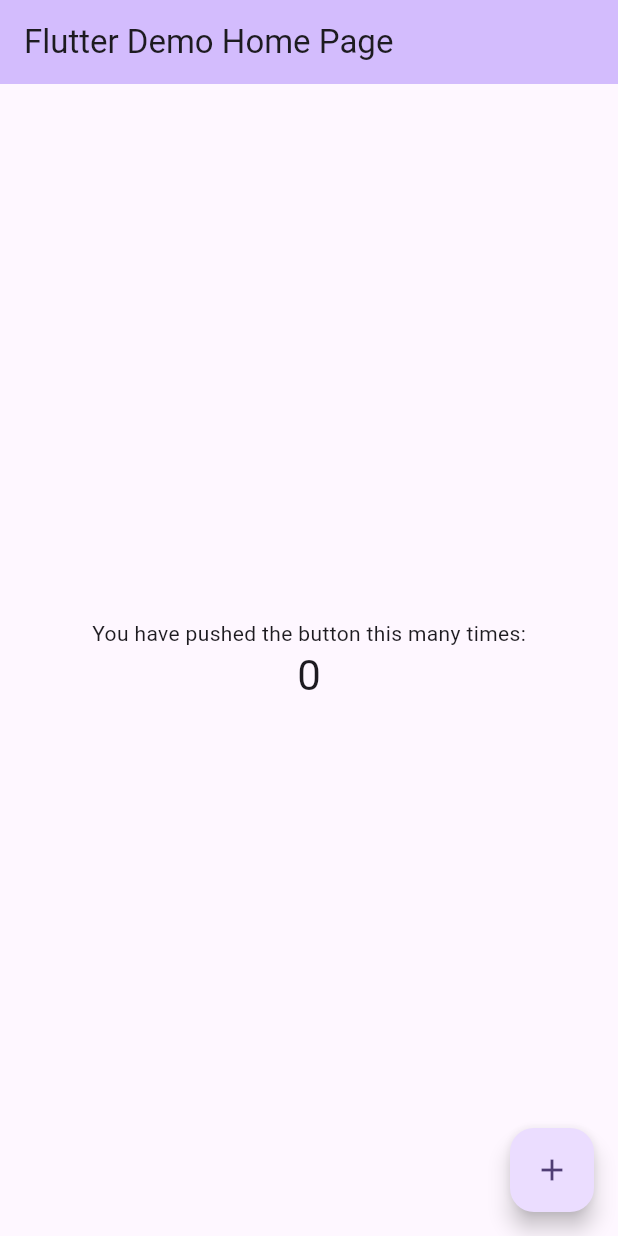
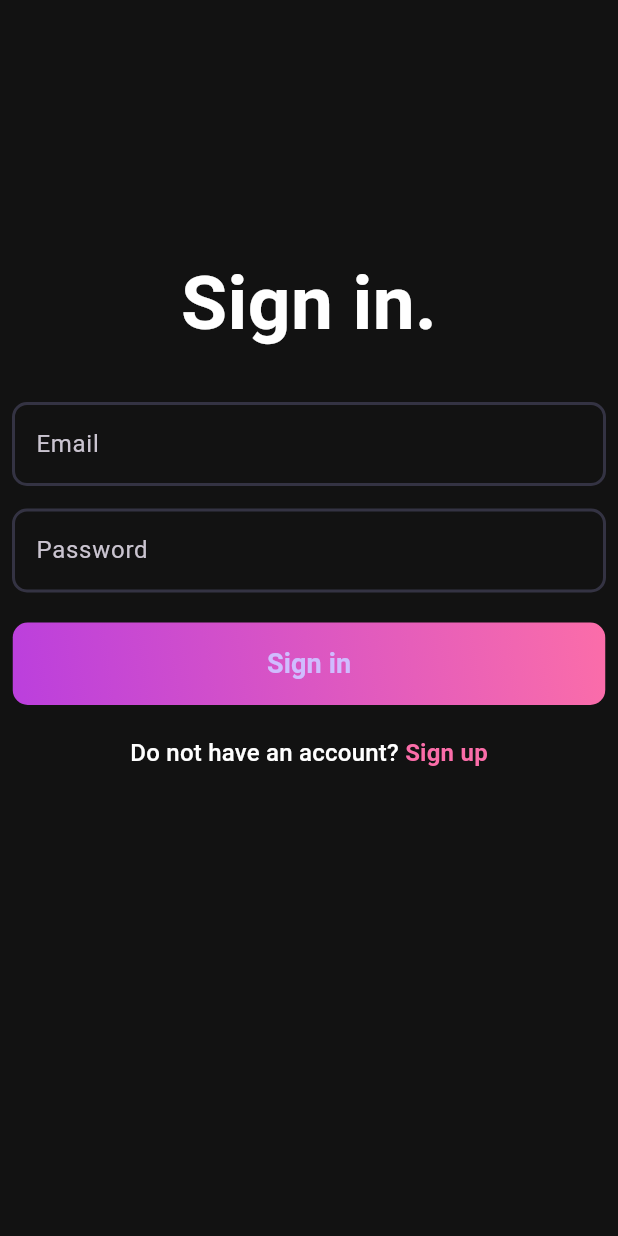
Before and after one commit to SouksavathPMS/spotify_clone, a Flutter app: the screen it shows after launch, on a phone screen of 412 x 824 dp. Run offline on Flutter 3.47's test engine with Material 3 defaults, Android fonts, the phone set to English and light mode, and no system bars; drawn by our look-alikes of flutter_form_builder; our stand-ins replace form_builder_validators, go_router, hooks_riverpod, riverpod_annotation; generated files the repository leaves out were written again.

Commit message:
Setting up the signup, signin ui and also implement router connect with riverpod

```diff
--- a/analysis_options.yaml
+++ b/analysis_options.yaml
@@ -8,6 +8,10 @@
 # The following line activates a set of recommended lints for Flutter apps,
 # packages, and plugins designed to encourage good coding practices.
 include: package:flutter_lints/flutter.yaml
+
+analyzer:
+  plugins:
+    - custom_lint
 
 linter:
   # The lint rules applied to this project can be customized in the
@@ -23,6 +27,5 @@ linter:
   rules:
     # avoid_print: false  # Uncomment to disable the `avoid_print` rule
     # prefer_single_quotes: true  # Uncomment to enable the `prefer_single_quotes` rule
-
 # Additional information about this file can be found at
 # https://dart.dev/guides/language/analysis-options
--- /dev/null
+++ b/lib/core/routers/app_router_provider.dart
@@ -0,0 +1,67 @@
+import 'package:flutter/material.dart';
+import 'package:go_router/go_router.dart';
+import 'package:riverpod_annotation/riverpod_annotation.dart';
+import 'package:spotify_clone/features/auth/views/pages/signin_page.dart';
+import 'package:spotify_clone/features/auth/views/pages/signup_page.dart';
+
+import '../../features/home/views/pages/home_screen.dart';
+
+part "app_router_provider.g.dart";
+
+@riverpod
+GoRouter appRouter(AppRouterRef ref) {
+  final GoRouter router = GoRouter(
+    debugLogDiagnostics: true,
+    initialLocation: "/${HomeScreen.routeName}",
+    redirect: (context, state) {
+      // TODO Check if the user has already loggedin or not
+      const loggedIn = false;
+      final loginloc = state.namedLocation(SigninPage.routeName);
+      final loggingIn = state.matchedLocation == loginloc;
+
+      final signupLoc = state.namedLocation(SignupPage.routeName);
+      final signingUp = state.matchedLocation == signupLoc;
+
+      // bundle the location the user is coming from into a query parameter
+      final mainloc = state.namedLocation(HomeScreen.routeName);
+      final fromloc =
+          state.matchedLocation == mainloc ? '' : state.matchedLocation;
+      if (!loggedIn) {
+        return loggingIn || signingUp
+            ? null
+            : state.namedLocation(
+                SigninPage.routeName,
+                queryParameters: {if (fromloc.isNotEmpty) 'from': fromloc},
+              );
+      }
+
+      // ignore: dead_code
+      if (loggingIn) return state.uri.queryParameters['from'] ?? mainloc;
+      return null;
+    },
+    routes: <RouteBase>[
+      GoRoute(
+        path: "/${HomeScreen.routeName}",
+        name: HomeScreen.routeName,
+        builder: (BuildContext context, GoRouterState state) {
+          return const HomeScreen();
+        },
+      ),
+      GoRoute(
+        path: "/${SigninPage.routeName}",
+        name: SigninPage.routeName,
+        builder: (BuildContext context, GoRouterState state) {
+          return const SigninPage();
+        },
+      ),
+      GoRoute(
+        path: "/${SignupPage.routeName}",
+        name: SignupPage.routeName,
+        builder: (BuildContext context, GoRouterState state) {
+          return const SignupPage();
+        },
+      ),
+    ],
+  );
+  return router;
+}
--- /dev/null
+++ b/lib/core/theme/app_pallete.dart
@@ -0,0 +1,20 @@
+import 'package:flutter/material.dart';
+
+class Pallete {
+  static const cardColor = Color.fromRGBO(30, 30, 30, 1);
+  static const greenColor = Colors.green;
+  static const subtitleText = Color(0xffa7a7a7);
+  static const inactiveBottomBarItemColor = Color(0xffababab);
+
+  static const Color backgroundColor = Color.fromRGBO(18, 18, 18, 1);
+  static const Color gradient1 = Color.fromRGBO(187, 63, 221, 1);
+  static const Color gradient2 = Color.fromRGBO(251, 109, 169, 1);
+  static const Color gradient3 = Color.fromRGBO(255, 159, 124, 1);
+  static const Color borderColor = Color.fromRGBO(52, 51, 67, 1);
+  static const Color whiteColor = Colors.white;
+  static const Color greyColor = Colors.grey;
+  static const Color errorColor = Colors.redAccent;
+  static const Color transparentColor = Colors.transparent;
+
+  static const Color inactiveSeekColor = Colors.white38;
+}
--- /dev/null
+++ b/lib/core/theme/theme.dart
@@ -0,0 +1,23 @@
+import 'package:flutter/material.dart';
+import 'package:spotify_clone/core/theme/app_pallete.dart';
+
+class AppTheme {
+  static final darkThemeMode = ThemeData.dark().copyWith(
+    scaffoldBackgroundColor: Pallete.backgroundColor,
+    inputDecorationTheme: InputDecorationTheme(
+      enabledBorder: _border(Pallete.borderColor),
+      focusedBorder: _border(Pallete.gradient2),
+    ),
+    textTheme: const TextTheme(),
+  );
+
+  static OutlineInputBorder _border(Color borderColor) {
+    return OutlineInputBorder(
+      borderRadius: BorderRadius.circular(10),
+      borderSide: BorderSide(
+        color: borderColor,
+        width: 2,
+      ),
+    );
+  }
+}
--- /dev/null
+++ b/lib/features/auth/views/pages/signin_page.dart
@@ -0,0 +1,104 @@
+import 'package:flutter/material.dart';
+import 'package:flutter_form_builder/flutter_form_builder.dart';
+import 'package:form_builder_validators/form_builder_validators.dart';
+import 'package:go_router/go_router.dart';
+import 'package:spotify_clone/core/theme/app_pallete.dart';
+import 'package:spotify_clone/features/auth/views/widgets/auth_gradient_button.dart';
+import 'package:spotify_clone/features/auth/views/widgets/custom_field.dart';
+
+import 'signup_page.dart';
+
+class SigninPage extends StatefulWidget {
+  static const routeName = "signin";
+  const SigninPage({super.key});
+
+  @override
+  State<SigninPage> createState() => _SigninPageState();
+}
+
+class _SigninPageState extends State<SigninPage> {
+  // FIXME Move this to the Notifier then we can use this as Stateless widget
+  final _formKey = GlobalKey<FormBuilderState>();
+
+  @override
+  Widget build(BuildContext context) {
+    final appBarHeight = AppBar().preferredSize.height;
+    return Scaffold(
+      body: SafeArea(
+        child: LayoutBuilder(
+          builder: (context, constraints) {
+            return SingleChildScrollView(
+              child: ConstrainedBox(
+                constraints: BoxConstraints(minHeight: constraints.maxHeight),
+                child: Padding(
+                  padding: const EdgeInsets.all(8.0),
+                  child: Column(
+                    mainAxisAlignment: MainAxisAlignment.center,
+                    children: [
+                      SizedBox(height: appBarHeight),
+                      const Text(
+                        "Sign in.",
+                        style: TextStyle(
+                          fontSize: 50,
+                          fontWeight: FontWeight.bold,
+                        ),
+                      ),
+                      const SizedBox(height: 30),
+                      FormBuilder(
+                        key: _formKey,
+                        child: Column(
+                          children: [
+                            CustomField(
+                              name: "email",
+                              hintText: "Email",
+                              validator: FormBuilderValidators.compose([
+                                FormBuilderValidators.required(),
+                                FormBuilderValidators.email(),
+                              ]),
+                            ),
+                            const SizedBox(height: 15),
+                            CustomField(
+                              name: "password",
+                              hintText: "Password",
+                              isObscureText: true,
+                              validator: FormBuilderValidators.compose([
+                                FormBuilderValidators.required(),
+                                FormBuilderValidators.minLength(8),
+                              ]),
+                            ),
+                          ],
+                        ),
+                      ),
+                      const SizedBox(height: 20),
+                      const AuthGradientButton(title: "Sign in"),
+                      const SizedBox(height: 20),
+                      GestureDetector(
+                        onTap: () => context.goNamed(SignupPage.routeName),
+                        child: RichText(
+                          text: TextSpan(
+                            text: "Do not have an account?",
+                            style: Theme.of(context).textTheme.titleMedium,
+                            children: const [
+                              TextSpan(
+                                text: " Sign up",
+                                style: TextStyle(
+                                  color: Pallete.gradient2,
+                                  fontWeight: FontWeight.bold,
+                                ),
+                              )
+                            ],
+                          ),
+                        ),
+                      ),
+                      const SizedBox(height: 200),
+                    ],
+                  ),
+                ),
+              ),
+            );
+          },
+        ),
+      ),
+    );
+  }
+}
--- /dev/null
+++ b/lib/features/auth/views/widgets/auth_gradient_button.dart
@@ -0,0 +1,46 @@
+import 'package:flutter/material.dart';
+import 'package:spotify_clone/core/theme/app_pallete.dart';
+
+class AuthGradientButton extends StatelessWidget {
+  const AuthGradientButton({
+    super.key,
+    required this.title,
+  });
+
+  final String title;
+
+  @override
+  Widget build(BuildContext context) {
+    return Container(
+      decoration: BoxDecoration(
+        borderRadius: BorderRadius.circular(10),
+        gradient: const LinearGradient(
+          colors: [
+            Pallete.gradient1,
+            Pallete.gradient2,
+          ],
+          begin: Alignment.bottomLeft,
+          end: Alignment.topRight,
+        ),
+      ),
+      child: ElevatedButton(
+        style: ElevatedButton.styleFrom(
+          fixedSize: const Size(395, 55),
+          backgroundColor: Pallete.transparentColor,
+          shadowColor: Pallete.transparentColor,
+          shape: RoundedRectangleBorder(
+            borderRadius: BorderRadius.circular(10),
+          ),
+        ),
+        child: Text(
+          title,
+          style: const TextStyle(
+            fontSize: 18,
+            fontWeight: FontWeight.w600,
+          ),
+        ),
+        onPressed: () {},
+      ),
+    );
+  }
+}
--- /dev/null
+++ b/lib/features/auth/views/widgets/custom_field.dart
@@ -0,0 +1,26 @@
+import 'package:flutter/material.dart';
+import 'package:flutter_form_builder/flutter_form_builder.dart';
+
+class CustomField extends StatelessWidget {
+  const CustomField({
+    super.key,
+    required this.name,
+    this.hintText,
+    this.isObscureText = false,
+    this.validator,
+  });
+  final String name;
+  final String? hintText;
+  final bool isObscureText;
+  final String? Function(String?)? validator;
+
+  @override
+  Widget build(BuildContext context) {
+    return FormBuilderTextField(
+      name: name,
+      decoration: InputDecoration(hintText: hintText),
+      obscureText: isObscureText,
+      validator: validator,
+    );
+  }
+}
--- a/lib/main.dart
+++ b/lib/main.dart
@@ -1,125 +1,27 @@
 import 'package:flutter/material.dart';
+import 'package:hooks_riverpod/hooks_riverpod.dart';
+import 'package:spotify_clone/core/routers/app_router_provider.dart';
+import 'package:spotify_clone/core/theme/theme.dart';
 
 void main() {
-  runApp(const MyApp());
+  runApp(
+    const ProviderScope(
+      child: MyApp(),
+    ),
+  );
 }
 
-class MyApp extends StatelessWidget {
+class MyApp extends ConsumerWidget {
   const MyApp({super.key});
 
-  // This widget is the root of your application.
   @override
-  Widget build(BuildContext context) {
-    return MaterialApp(
-      title: 'Flutter Demo',
-      theme: ThemeData(
-        // This is the theme of your application.
-        //
-        // TRY THIS: Try running your application with "flutter run". You'll see
-        // the application has a purple toolbar. Then, without quitting the app,
-        // try changing the seedColor in the colorScheme below to Colors.green
-        // and then invoke "hot reload" (save your changes or press the "hot
-        // reload" button in a Flutter-supported IDE, or press "r" if you used
-        // the command line to start the app).
-        //
-        // Notice that the counter didn't reset back to zero; the application
-        // state is not lost during the reload. To reset the state, use hot
-        // restart instead.
-        //
-        // This works for code too, not just values: Most code changes can be
-        // tested with just a hot reload.
-        colorScheme: ColorScheme.fromSeed(seedColor: Colors.deepPurple),
-        useMaterial3: true,
-      ),
-      home: const MyHomePage(title: 'Flutter Demo Home Page'),
+  Widget build(BuildContext context, WidgetRef ref) {
+    final appRouter = ref.read(appRouterProvider);
+    return MaterialApp.router(
+      title: 'Spotify Clone',
+      debugShowCheckedModeBanner: false,
+      theme: AppTheme.darkThemeMode,
+      routerConfig: appRouter,
     );
   }
 }
-
-class MyHomePage extends StatefulWidget {
-  const MyHomePage({super.key, required this.title});
-
-  // This widget is the home page of your application. It is stateful, meaning
-  // that it has a State object (defined below) that contains fields that affect
-  // how it looks.
-
-  // This class is the configuration for the state. It holds the values (in this
-  // case the title) provided by the parent (in this case the App widget) and
-  // used by the build method of the State. Fields in a Widget subclass are
-  // always marked "final".
-
-  final String title;
-
-  @override
-  State<MyHomePage> createState() => _MyHomePageState();
-}
-
-class _MyHomePageState extends State<MyHomePage> {
-  int _counter = 0;
-
-  void _incrementCounter() {
-    setState(() {
-      // This call to setState tells the Flutter framework that something has
-      // changed in this State, which causes it to rerun the build method below
-      // so that the display can reflect the updated values. If we changed
-      // _counter without calling setState(), then the build method would not be
-      // called again, and so nothing would appear to happen.
-      _counter++;
-    });
-  }
-
-  @override
-  Widget build(BuildContext context) {
-    // This method is rerun every time setState is called, for instance as done
-    // by the _incrementCounter method above.
-    //
-    // The Flutter framework has been optimized to make rerunning build methods
-    // fast, so that you can just rebuild anything that needs updating rather
-    // than having to individually change instances of widgets.
-    return Scaffold(
-      appBar: AppBar(
-        // TRY THIS: Try changing the color here to a specific color (to
-        // Colors.amber, perhaps?) and trigger a hot reload to see the AppBar
-        // change color while the other colors stay the same.
-        backgroundColor: Theme.of(context).colorScheme.inversePrimary,
-        // Here we take the value from the MyHomePage object that was created by
-        // the App.build method, and use it to set our appbar title.
-        title: Text(widget.title),
-      ),
-      body: Center(
-        // Center is a layout widget. It takes a single child and positions it
-        // in the middle of the parent.
-        child: Column(
-          // Column is also a layout widget. It takes a list of children and
-          // arranges them vertically. By default, it sizes itself to fit its
-          // children horizontally, and tries to be as tall as its parent.
-          //
-          // Column has various properties to control how it sizes itself and
-          // how it positions its children. Here we use mainAxisAlignment to
-          // center the children vertically; the main axis here is the vertical
-          // axis because Columns are vertical (the cross axis would be
-          // horizontal).
-          //
-          // TRY THIS: Invoke "debug painting" (choose the "Toggle Debug Paint"
-          // action in the IDE, or press "p" in the console), to see the
-          // wireframe for each widget.
-          mainAxisAlignment: MainAxisAlignment.center,
-          children: <Widget>[
-            const Text(
-              'You have pushed the button this many times:',
-            ),
-            Text(
-              '$_counter',
-              style: Theme.of(context).textTheme.headlineMedium,
-            ),
-          ],
-        ),
-      ),
-      floatingActionButton: FloatingActionButton(
-        onPressed: _incrementCounter,
-        tooltip: 'Increment',
-        child: const Icon(Icons.add),
-      ), // This trailing comma makes auto-formatting nicer for build methods.
-    );
-  }
-}
```
Also changed, not shown: lib/features/auth/views/pages/signup_page.dart (added, +112 -0 lines), lib/features/home/views/pages/home_screen.dart (added, +11 -0 lines), pubspec.yaml (+12 -69 lines), lib/core/routers/app_router_provider.g.dart (added), pubspec.lock.
